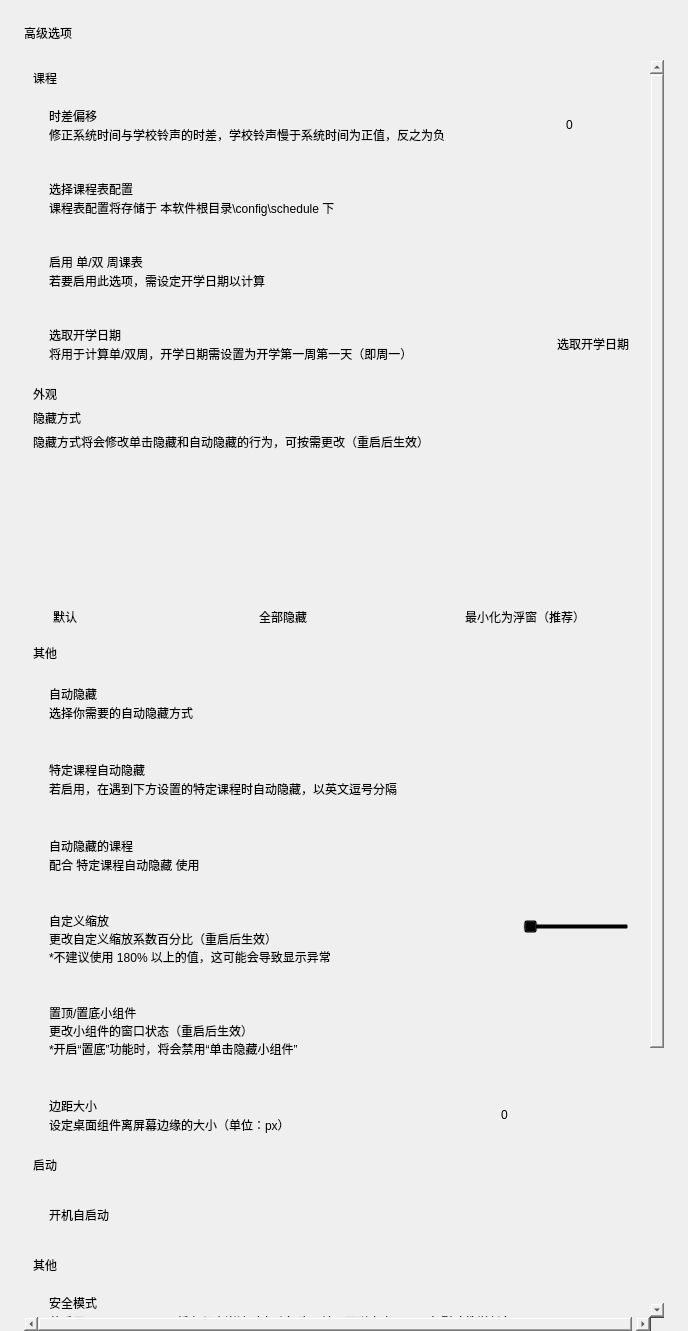
This is view/menu/advance.ui in yhlhoh/Class-Widgets as Qt 5 draws it before an edit. The edited form follows.
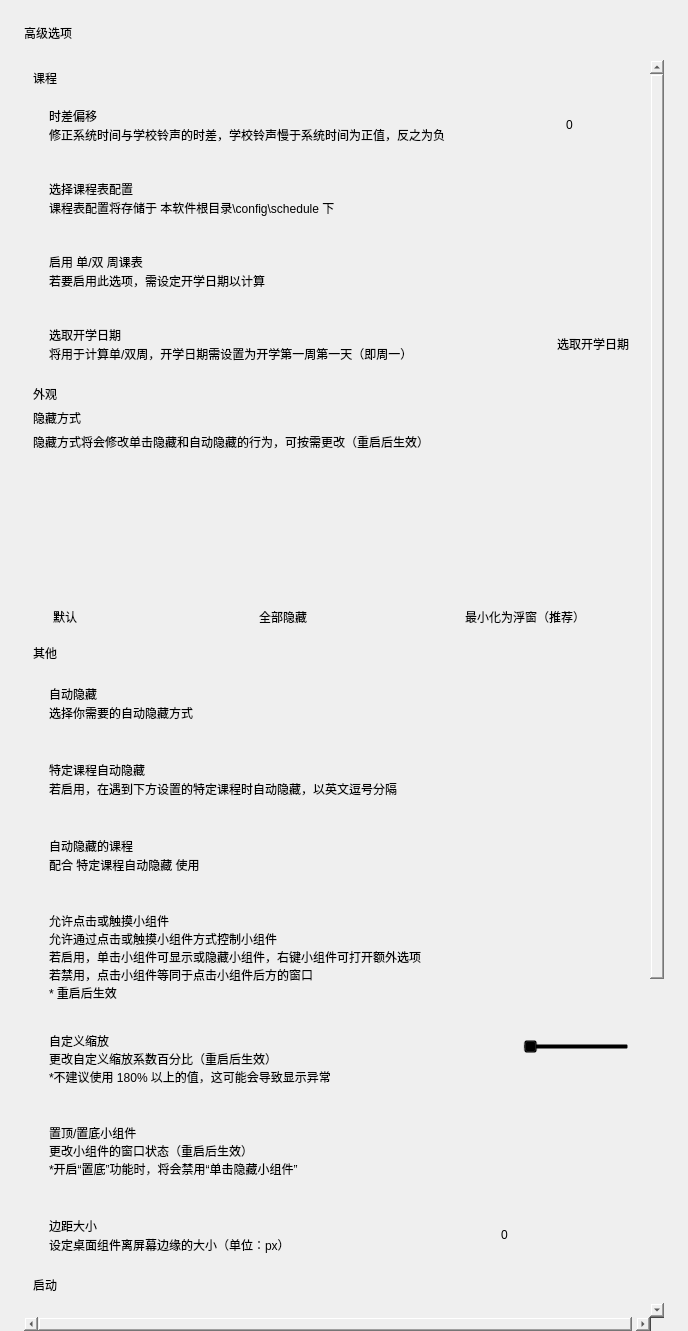
This is the edited form. Icons and pictures are not drawn. Custom widgets are drawn as their Qt base class.

Commit message:
feat: 允许手动设置鼠标穿透 (#464)
允许通过点击或触摸小组件方式控制小组件
若启用，单击小组件可显示或隐藏小组件，右键小组件可打开额外选项
若禁用，点击小组件等同于点击小组件后方的窗口

The edit to the form file:
```diff
--- a/view/menu/advance.ui
+++ b/view/menu/advance.ui
@@ -857,6 +857,71 @@
             <property name="bottomMargin">
              <number>16</number>
             </property>
+            <item>
+             <layout class="QHBoxLayout" name="horizontalLayout_18">
+              <property name="spacing">
+               <number>0</number>
+              </property>
+              <item>
+               <layout class="QVBoxLayout" name="verticalLayout_22">
+                <property name="spacing">
+                 <number>0</number>
+                </property>
+                <item>
+                 <widget class="StrongBodyLabel" name="StrongBodyLabel_18">
+                  <property name="sizePolicy">
+                   <sizepolicy hsizetype="Expanding" vsizetype="Preferred">
+                    <horstretch>0</horstretch>
+                    <verstretch>0</verstretch>
+                   </sizepolicy>
+                  </property>
+                  <property name="text">
+                   <string>允许点击或触摸小组件</string>
+                  </property>
+                 </widget>
+                </item>
+                <item>
+                 <widget class="CaptionLabel" name="CaptionLabel_15">
+                  <property name="text">
+                   <string>允许通过点击或触摸小组件方式控制小组件
+若启用，单击小组件可显示或隐藏小组件，右键小组件可打开额外选项
+若禁用，点击小组件等同于点击小组件后方的窗口
+* 重启后生效
+</string>
+                  </property>
+                  <property name="wordWrap">
+                   <bool>false</bool>
+                  </property>
+                  <property name="lightColor" stdset="0">
+                   <color alpha="150">
+                    <red>0</red>
+                    <green>0</green>
+                    <blue>0</blue>
+                   </color>
+                  </property>
+                  <property name="darkColor" stdset="0">
+                   <color alpha="200">
+                    <red>255</red>
+                    <green>255</green>
+                    <blue>255</blue>
+                   </color>
+                  </property>
+                 </widget>
+                </item>
+               </layout>
+              </item>
+              <item>
+                <widget class="SwitchButton" name="switch_enable_click" native="true">
+                  <property name="onText" stdset="0">
+                  <string>启用</string>
+                  </property>
+                  <property name="offText" stdset="0">
+                  <string>禁用</string>
+                  </property>
+                </widget>
+                </item>
+             </layout>
+            </item>
             <item>
              <layout class="QHBoxLayout" name="horizontalLayout_14">
               <property name="spacing">
```
The commit also changes 3 other files.
